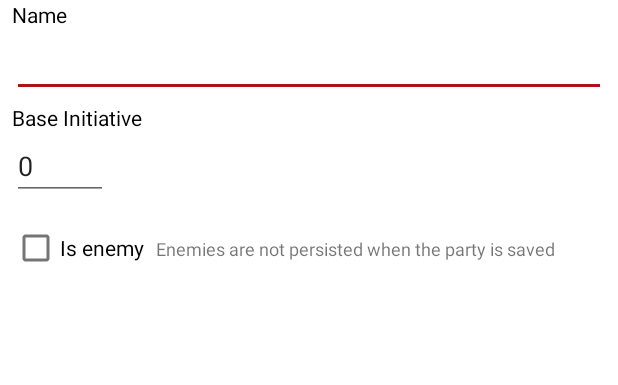
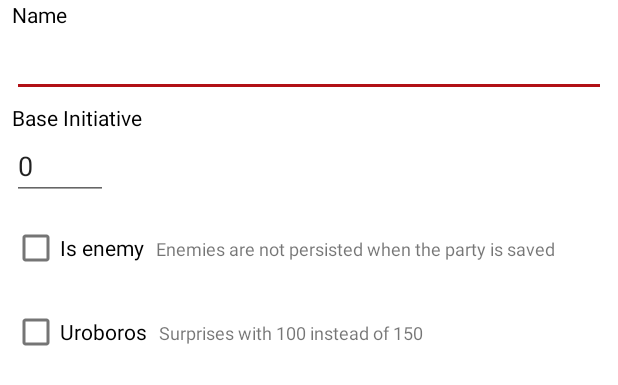
Before and after one commit to javier-delgado/anima-calculator-ex, an Android app: the layout modal_new_character.xml on its own in the app's theme, with its tools: preview values and no code run, on a phone screen of 412 x 824 dp. Shown: the top 385 px of the screen. Run offline under Robolectric (Android 15) with nearby library versions, the phone set to English and light mode, and no system bars.

Commit message:
Added Uroboros

```diff
--- a/app/src/main/java/com/javierdelgado/anima_calculator_ex/ui/initiative/CharactersInitiativeAdapter.kt
+++ b/app/src/main/java/com/javierdelgado/anima_calculator_ex/ui/initiative/CharactersInitiativeAdapter.kt
@@ -64,6 +64,7 @@ class CharacterInitiativeViewHolder(itemView: View) : RecyclerView.ViewHolder(it
     private val edtBaseInitiative by lazy { itemView.findViewById<EditText>(R.id.edtBaseInitiative) }
     private val edtInitiativeRoll by lazy { itemView.findViewById<EditText>(R.id.edtInitiativeRoll) }
     private val chkIsEnemy by lazy { itemView.findViewById<CheckBox>(R.id.chkIsEnemy) }
+    private val chkUroboros by lazy { itemView.findViewById<CheckBox>(R.id.chkUroboros) }
     private val edtFumble by lazy { itemView.findViewById<EditText>(R.id.edtFumble) }
     private val btnRollInitiativeDice by lazy { itemView.findViewById<ImageButton>(R.id.btnRollInitiativeDice) }
     private val groupInitiativeSettings by lazy { itemView.findViewById<Group>(R.id.groupInitiativeSettings) }
@@ -82,6 +83,7 @@ class CharacterInitiativeViewHolder(itemView: View) : RecyclerView.ViewHolder(it
         edtInitiativeRoll.setText(character.roll.toString())
         edtFumble.setText(character.fumble.toString())
         chkIsEnemy.isChecked = character.enemy
+        chkUroboros.isChecked = character.uroboros
         updateFormVisibility()
 
         updateUI()
@@ -179,6 +181,9 @@ class CharacterInitiativeViewHolder(itemView: View) : RecyclerView.ViewHolder(it
         chkIsEnemy.setOnCheckedChangeListener { _, b ->
             character.enemy = b
         }
+        chkUroboros.setOnCheckedChangeListener { _, b ->
+            character.uroboros = b
+        }
     }
 
     // When character data changes
--- a/app/src/main/java/com/javierdelgado/anima_calculator_ex/ui/initiative/InitiativeCalculatorModals.kt
+++ b/app/src/main/java/com/javierdelgado/anima_calculator_ex/ui/initiative/InitiativeCalculatorModals.kt
@@ -29,8 +29,9 @@ class InitiativeCalculatorModals(private val context: Context) {
                 val name = view.findViewById<EditText>(R.id.edtName).text.toString()
                 val baseInitiativeText = view.findViewById<EditText>(R.id.edtBaseInitiative).text.toString()
                 val isEnemy = view.findViewById<CheckBox>(R.id.chkIsEnemy).isChecked
+                val uroboros = view.findViewById<CheckBox>(R.id.chkUroboros).isChecked
 
-                val character = InitiativeCharacter(name, MathEvaluator.evaluate(baseInitiativeText), isEnemy)
+                val character = InitiativeCharacter(name, MathEvaluator.evaluate(baseInitiativeText), isEnemy, uroboros)
                 afterSave(character)
             }
             negativeButton(R.string.cancel)
--- a/app/src/main/res/layout/modal_new_character.xml
+++ b/app/src/main/res/layout/modal_new_character.xml
@@ -86,4 +86,24 @@
             app:layout_constraintBottom_toBottomOf="@id/chkIsEnemy"
             app:layout_constraintTop_toTopOf="@id/chkIsEnemy"/>
 
+    <CheckBox
+            android:id="@+id/chkUroboros"
+            android:layout_width="wrap_content"
+            android:layout_height="wrap_content"
+            android:layout_marginTop="8dp"
+            android:text="@string/uroboros"
+            app:layout_constraintTop_toBottomOf="@id/chkIsEnemy"
+            app:layout_constraintLeft_toLeftOf="parent"/>
+
+    <TextView
+            android:id="@+id/txtUroborosExplanation"
+            android:layout_width="0dp"
+            android:layout_height="wrap_content"
+            android:text="@string/uroboros_explanation"
+            android:textSize="12sp"
+            android:layout_marginStart="8dp"
+            app:layout_constraintLeft_toRightOf="@id/chkUroboros"
+            app:layout_constraintRight_toRightOf="parent"
+            app:layout_constraintBottom_toBottomOf="@id/chkUroboros"
+            app:layout_constraintTop_toTopOf="@id/chkUroboros"/>
 </androidx.constraintlayout.widget.ConstraintLayout>
--- a/app/src/main/res/values/strings.xml
+++ b/app/src/main/res/values/strings.xml
@@ -181,6 +181,8 @@
     <string name="undo">Undo</string>
     <string name="surprises_">- Surprises %s</string>
     <string name="surprised_by_">- Is surprised by %s</string>
+    <string name="uroboros">Uroboros</string>
+    <string name="uroboros_explanation">Surprises with 100 instead of 150</string>
     <plurals name="open_rolls">
         <item quantity="one">Open roll</item>
         <item quantity="other">Open rolls</item>
```
Also changed, not shown: app/src/main/java/com/javierdelgado/anima_calculator_ex/models/InitiativeCharacter.kt (+16 -3 lines), app/src/main/res/layout/item_character_initiative.xml (+11 -1 lines), 1 other file.
